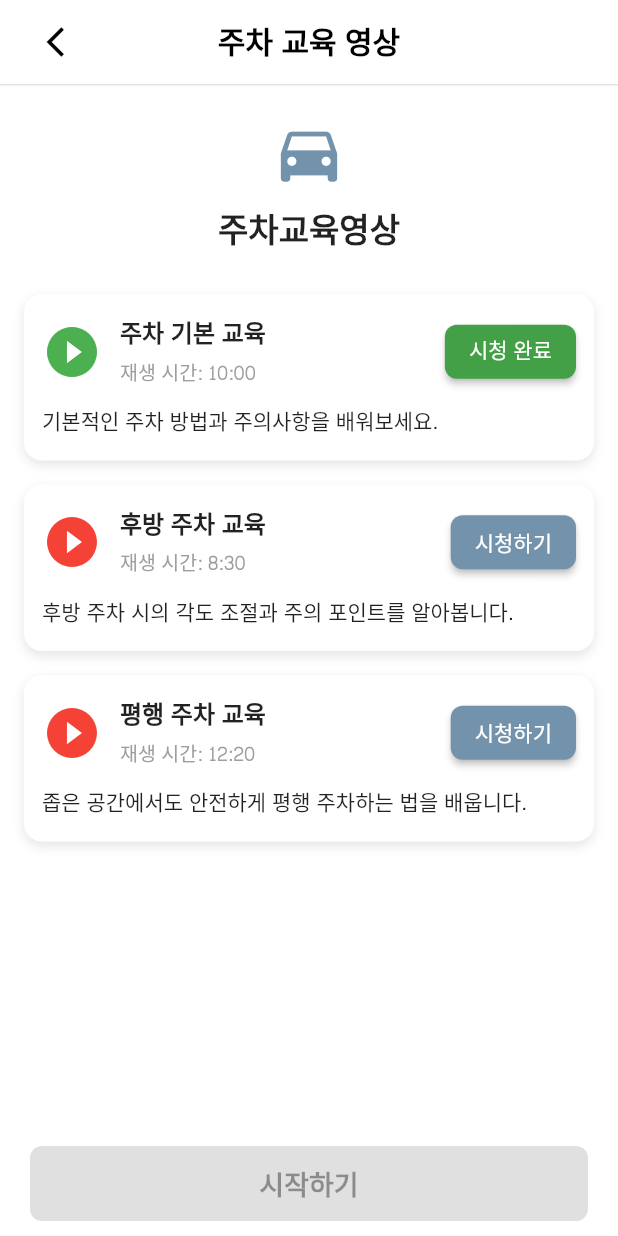
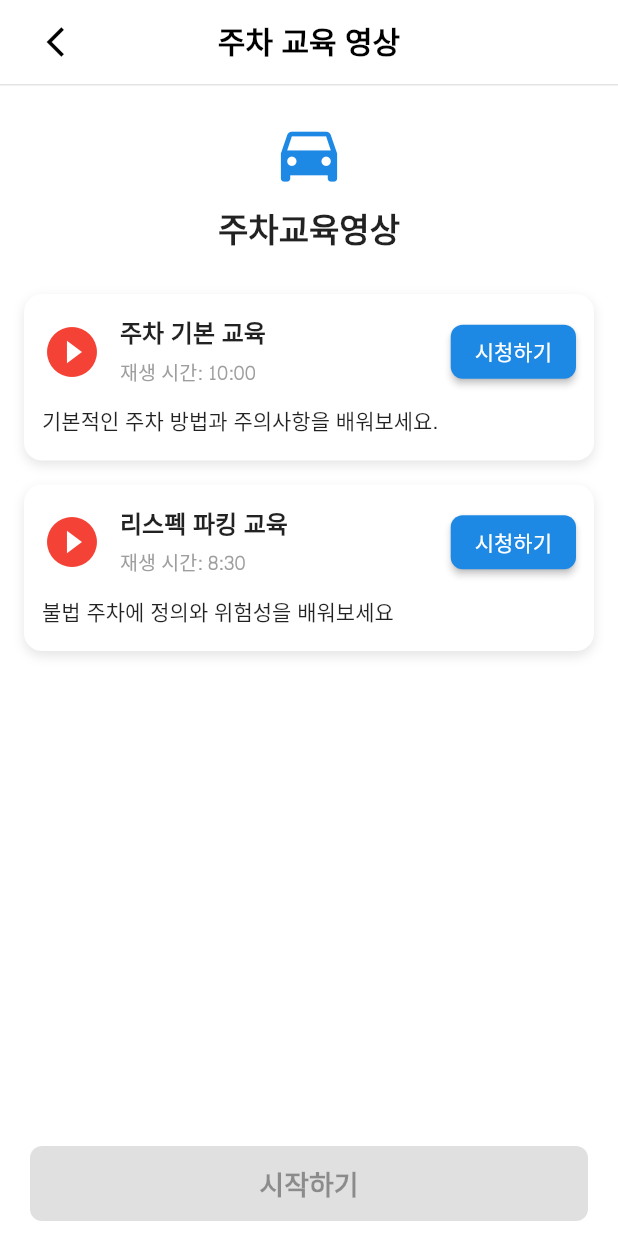
Before and after one commit to Funital/ClassyParking, a Flutter app: the VideoScreen screen opened by its route, after a tap on "시청하기", on a phone screen of 412 x 824 dp. Run offline on Flutter 3.47's test engine with Material 3 defaults, Android fonts, the phone set to English and light mode, and no system bars; our stand-ins replace flutter_map, geocoding, geolocator, go_router, image_picker, latlong2; accounts and stored records are empty.

Commit message:
[#27] 색상 및 영상 로직 추가
#27

```diff
--- a/classy_parking/lib/core/constants/color.dart
+++ b/classy_parking/lib/core/constants/color.dart
@@ -13,6 +13,7 @@ class AppColor {
 
   static const Color kakaoBg = Color(0xFFFEE500);
 
-  static const Color main = Color(0xFF7392AC);
+  static const Color main = Color(0xFF1E88E5);
+  // static const Color main = Color(0xFF7392AC);
   static const Color main1 = Color(0xFF1A2A40);
 }
--- a/classy_parking/lib/presentation/screens/home/info/info_screen.dart
+++ b/classy_parking/lib/presentation/screens/home/info/info_screen.dart
@@ -1,3 +1,4 @@
+import 'package:classy_parking/core/constants/color.dart';
 import 'package:classy_parking/core/constants/font.dart';
 import 'package:flutter/material.dart';
 import 'package:provider/provider.dart';
@@ -25,7 +26,7 @@ class InfoScreen extends StatelessWidget {
                     child: Column(
                       children: [
                         Icon(Icons.directions_car,
-                            size: 50, color: Colors.blue),
+                            size: 50, color: AppColor.main),
                         SizedBox(height: 8),
                         Text(
                           "서비스 이용 안내",
--- a/classy_parking/lib/presentation/screens/home/video/video_model.dart
+++ b/classy_parking/lib/presentation/screens/home/video/video_model.dart
@@ -3,11 +3,13 @@ class VideoModel {
   final String duration;
   final String content;
   String status;
+  String url;
 
   VideoModel({
     required this.title,
     required this.duration,
     required this.content,
     required this.status,
+    required this.url
   });
 }
--- a/classy_parking/lib/presentation/screens/home/video/video_screen.dart
+++ b/classy_parking/lib/presentation/screens/home/video/video_screen.dart
@@ -5,6 +5,7 @@ import 'package:classy_parking/presentation/widgets/custom_sub_app_bar.dart';
 import 'package:flutter/material.dart';
 import 'package:go_router/go_router.dart';
 import 'package:provider/provider.dart';
+import 'package:url_launcher/url_launcher.dart';
 
 import '../../../../core/constants/font.dart';
 import '../../../widgets/custom_bottom_button.dart';
@@ -25,7 +26,7 @@ class VideoScreen extends StatelessWidget {
             text: "시작하기",
             enabled: viewModel.allWatched,
               onPressed: viewModel.allWatched
-                  ? () => context.push(RoutePath.home)
+                  ? () => context.go(RoutePath.home)
                   : null
           ),
         ),
@@ -110,8 +111,16 @@ class VideoScreen extends StatelessWidget {
                                       ),
                                     ),
                                     ElevatedButton(
-                                      onPressed: () {
-                                        videoViewModel.markAsWatched(index);
+                                      onPressed: () async {
+                                        if (!isWatched) {
+                                          final Uri url = Uri.parse(video.url);
+                                          if (await canLaunchUrl(url)) {
+                                            await launchUrl(url, mode: LaunchMode.externalApplication);
+                                            videoViewModel.markAsWatched(index);
+                                          }
+                                        } else {
+                                          videoViewModel.markAsWatched(index);
+                                        }
                                       },
                                       style: ElevatedButton.styleFrom(
                                         backgroundColor:
--- a/classy_parking/lib/presentation/screens/home/video/video_view_model.dart
+++ b/classy_parking/lib/presentation/screens/home/video/video_view_model.dart
@@ -8,18 +8,14 @@ class VideoViewModel extends ChangeNotifier {
       duration: '10:00',
       content: '기본적인 주차 방법과 주의사항을 배워보세요.',
       status: 'unwatched',
+      url: 'https://www.youtube.com/watch?v=BObmj7K9WOg',
     ),
     VideoModel(
-      title: '후방 주차 교육',
+      title: '리스펙 파킹 교육',
       duration: '8:30',
-      content: '후방 주차 시의 각도 조절과 주의 포인트를 알아봅니다.',
+      content: '불법 주차에 정의와 위험성을 배워보세요',
       status: 'unwatched',
-    ),
-    VideoModel(
-      title: '평행 주차 교육',
-      duration: '12:20',
-      content: '좁은 공간에서도 안전하게 평행 주차하는 법을 배웁니다.',
-      status: 'unwatched',
+      url: 'https://www.youtube.com/watch?v=qYEfjliiYCM',
     ),
   ];
 
```
Also changed, not shown: classy_parking/lib/presentation/screens/login/splash_screen.dart (+19 -5 lines).
